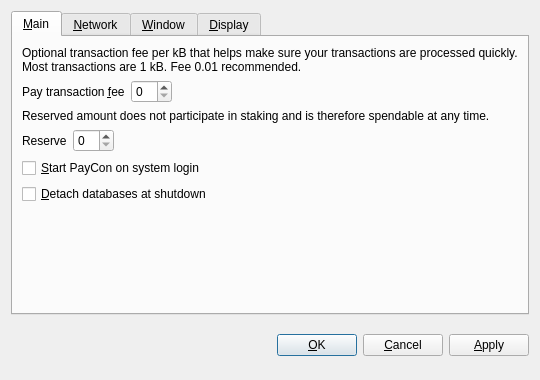
The window that src/qt/forms/optionsdialog.ui (Crestington/Test) describes before a commit, drawn with Qt 5.
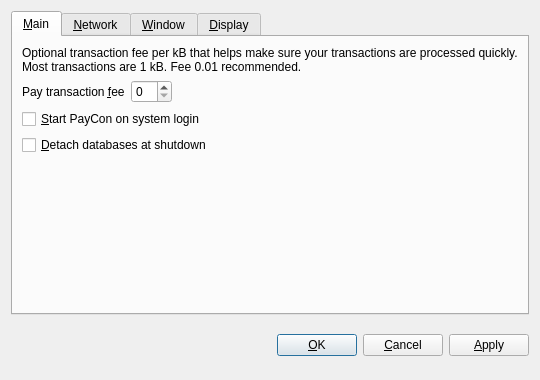
The same window after the commit. Custom widgets are drawn as their Qt base class.

What changed in the file:
```diff
--- a/src/qt/forms/optionsdialog.ui
+++ b/src/qt/forms/optionsdialog.ui
@@ -62,53 +62,7 @@
           <widget class="BitcoinAmountField" name="transactionFee"/>
          </item>
          <item>
-          <spacer name="horizontalSpacerFee">
-           <property name="orientation">
-            <enum>Qt::Horizontal</enum>
-           </property>
-           <property name="sizeHint" stdset="0">
-            <size>
-             <width>40</width>
-             <height>20</height>
-            </size>
-           </property>
-          </spacer>
-         </item>
-        </layout>
-       </item>
-       <item>
-        <widget class="QLabel" name="reserveBalanceInfoLabel">
-         <property name="text">
-          <string>Reserved amount does not participate in staking and is therefore spendable at any time.</string>
-         </property>
-         <property name="textFormat">
-          <enum>Qt::PlainText</enum>
-         </property>
-         <property name="wordWrap">
-          <bool>true</bool>
-         </property>
-        </widget>
-       </item>
-       <item>
-        <layout class="QHBoxLayout" name="horizontalLayoutReserveBalance">
-         <item>
-          <widget class="QLabel" name="reserveBalanceLabel">
-           <property name="text">
-            <string>Reserve</string>
-           </property>
-           <property name="textFormat">
-            <enum>Qt::PlainText</enum>
-           </property>
-           <property name="buddy">
-            <cstring>reserveBalance</cstring>
-           </property>
-          </widget>
-         </item>
-         <item>
-          <widget class="BitcoinAmountField" name="reserveBalance"/>
-         </item>
-         <item>
-          <spacer name="horizontalSpacerReserveBalance">
+          <spacer name="horizontalSpacer_Main">
            <property name="orientation">
             <enum>Qt::Horizontal</enum>
            </property>
```
Left out of the diff: 12 changed lines with no effect on the pictures.
